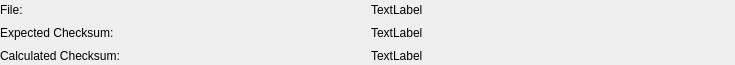
Old version of the form checksumdisplay.ui in the repository rm5248/RenegadeXLauncher.
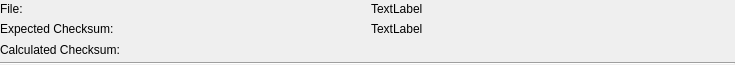
New version of the form.

```diff
--- a/checksumdisplay.ui
+++ b/checksumdisplay.ui
@@ -117,14 +117,24 @@
       </item>
       <item>
        <widget class="QLabel" name="calculatedChecksum">
+        <property name="styleSheet">
+         <string notr="true"/>
+        </property>
         <property name="text">
-         <string>TextLabel</string>
+         <string/>
         </property>
        </widget>
       </item>
      </layout>
     </widget>
    </item>
+   <item>
+    <widget class="Line" name="line">
+     <property name="orientation">
+      <enum>Qt::Horizontal</enum>
+     </property>
+    </widget>
+   </item>
   </layout>
  </widget>
  <resources/>
```
